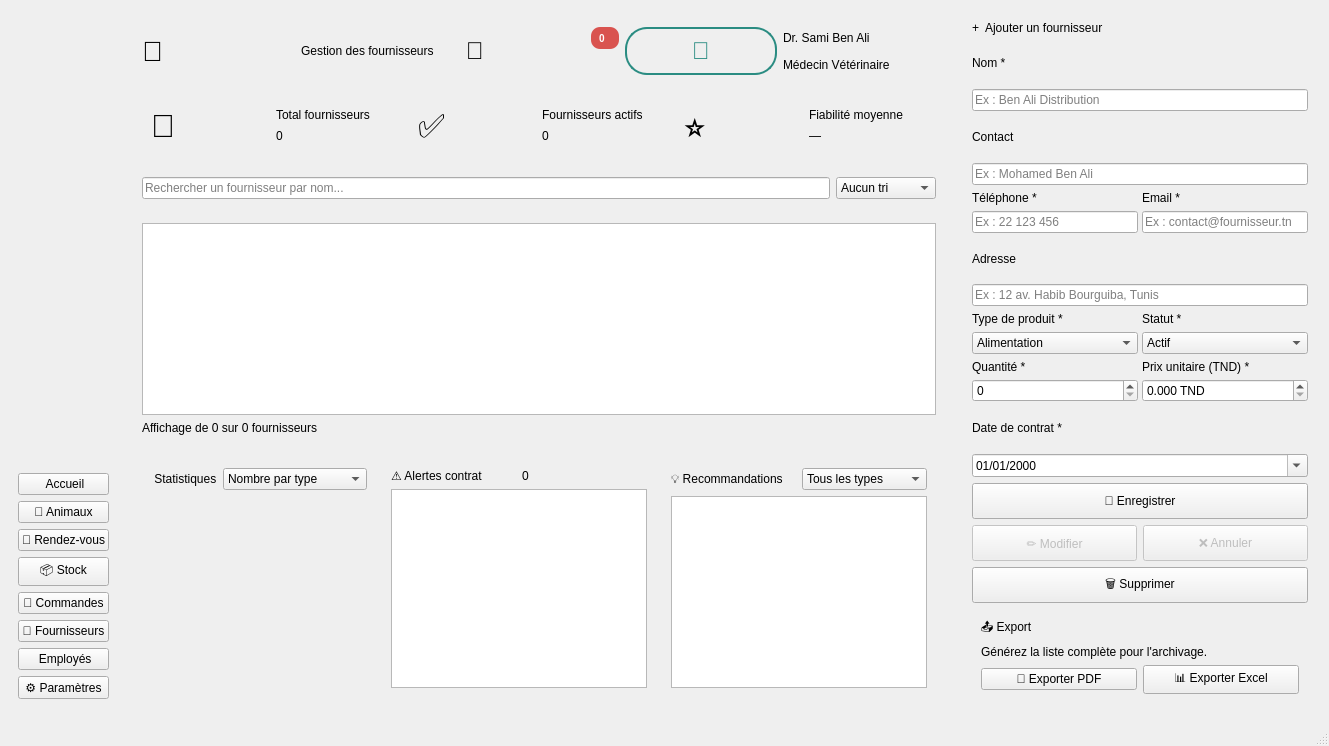
Qt form PetManager_Fournisseurs/mainwindow.ui (elyeskallel24-creator/ProjetCpp) before a commit.
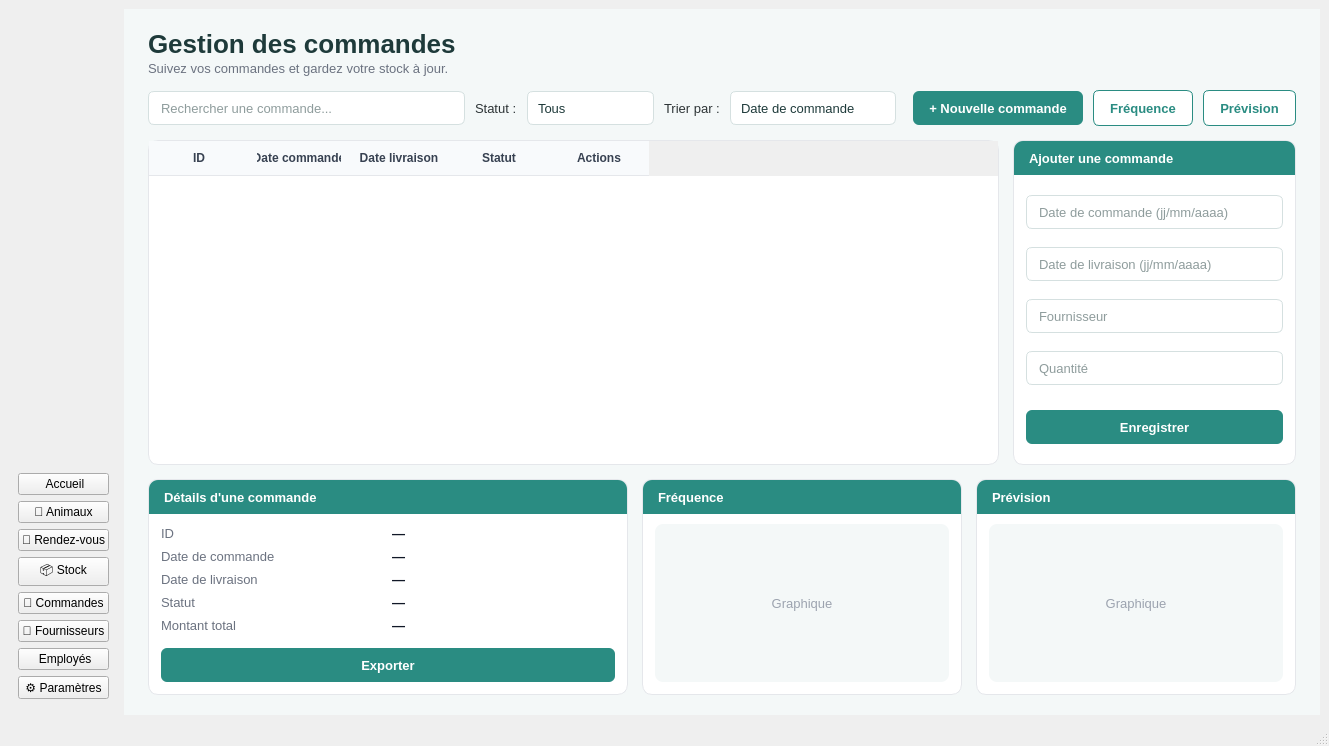
The same form after that commit. The open tabs and pages were chosen to show the change. Icons and pictures are not drawn.

Commit message: Intégration du module Commandes dans la base commune

What changed in the file:
```diff
--- a/PetManager_Fournisseurs/mainwindow.ui
+++ b/PetManager_Fournisseurs/mainwindow.ui
@@ -3805,6 +3805,698 @@
         </item>
        </layout>
       </widget>
+      <widget class="QWidget" name="pageCommandes">
+       <property name="font">
+        <font>
+         <family>Segoe UI</family>
+         <pointsize>10</pointsize>
+        </font>
+       </property>
+       <property name="styleSheet">
+        <string>#pageCommandes, #pageGestionCommandes { background-color:#F4F8F8; }
+
+QLabel { background:transparent; border:none; color:#2D3436; font-size:13px; }
+QLabel#lblTitreCommande { font-size:26px; font-weight:bold; color:#1E3A3A; }
+QLabel#lblSousTitreCommande { font-size:13px; color:#6B7280; }
+
+QLineEdit, QComboBox {
+  border:1px solid #D5E0E0; border-radius:6px; padding:0 10px;
+  background:white; color:#1E3A3A; font-size:13px; min-height:32px; }
+QLineEdit:focus, QComboBox:focus { border:1px solid #2A8C82; }
+QComboBox::drop-down { subcontrol-origin:padding; subcontrol-position:center right; width:30px; border:none; }
+QComboBox::down-arrow { image:url(:/icones/fleche_bas.png); width:12px; height:12px; }
+QComboBox QAbstractItemView {
+  background:white; color:#1E3A3A; border:1px solid #D5E0E0; outline:0; padding:4px;
+  selection-background-color:#E6F2F1; selection-color:#1E3A3A; }
+
+QPushButton#btnAjouterCommande, QPushButton#btnEnregistrerCommande, QPushButton#btnExporterCommande {
+  background-color:#2A8C82; color:white; border:none; border-radius:6px;
+  font-size:13px; font-weight:bold; padding:0 16px; min-height:34px; }
+QPushButton#btnAjouterCommande:hover, QPushButton#btnEnregistrerCommande:hover, QPushButton#btnExporterCommande:hover { background-color:#1F6F67; }
+QPushButton#btnFrequenceCommande, QPushButton#btnPrevisionCommande {
+  background-color:white; color:#2A8C82; border:1px solid #2A8C82; border-radius:6px;
+  font-size:13px; font-weight:bold; padding:0 16px; min-height:34px; }
+QPushButton#btnFrequenceCommande:hover, QPushButton#btnPrevisionCommande:hover { background-color:#E6F2F1; }
+QPushButton#btnFrequenceCommande:pressed, QPushButton#btnPrevisionCommande:pressed { background-color:#CDE9E7; }
+
+QTableWidget {
+  background-color:white; border:1px solid #E5E7EB; border-radius:10px; outline:0;
+  selection-background-color:#E6F2F1; selection-color:#1E3A3A; font-size:13px; }
+QTableWidget::item { padding-left:8px; border-bottom:1px solid #EEF2F6; }
+QTableWidget::item:selected { background-color:#E6F2F1; color:#1E3A3A; }
+QHeaderView::section {
+  background-color:#F8FAFC; color:#374151; border:none; border-bottom:1px solid #E5E7EB;
+  padding:8px; font-size:12px; font-weight:bold; }
+
+QFrame#frameAjoutCommande, QFrame#frameDetailsCommande, QFrame#frameFreqCommande, QFrame#framePrevCommande {
+  background-color:white; border:1px solid #E5E7EB; border-radius:10px; }
+QWidget#corpsAjoutCommande, QWidget#corpsDetailsCommande, QWidget#corpsFreqCommande, QWidget#corpsPrevCommande { background:transparent; }
+QLabel#lblTitreAjoutCommande, QLabel#lblTitreDetailsCommande, QLabel#lblTitreFreqCommande, QLabel#lblTitrePrevCommande {
+  background-color:#2A8C82; color:white; font-size:13px; font-weight:bold; padding-left:12px;
+  min-height:34px; max-height:34px; border-top-left-radius:9px; border-top-right-radius:9px; }
+QLabel#lblCleIdCommande, QLabel#lblCleDateCmdCommande, QLabel#lblCleDateLivCommande, QLabel#lblCleStatutCommande, QLabel#lblCleMontantCommande { color:#6B7280; }
+QLabel#lblValIdCommande, QLabel#lblValDateCmdCommande, QLabel#lblValDateLivCommande, QLabel#lblValStatutCommande, QLabel#lblValMontantCommande { color:#111827; font-weight:bold; }
+QLabel#lblGraphFreqCommande, QLabel#lblGraphPrevCommande { background-color:#F4F8F8; color:#9CA3AF; border-radius:8px; }
+</string>
+       </property>
+       <layout class="QVBoxLayout" name="layout_pageCommandes">
+        <property name="leftMargin">
+         <number>0</number>
+        </property>
+        <property name="topMargin">
+         <number>0</number>
+        </property>
+        <property name="rightMargin">
+         <number>0</number>
+        </property>
+        <property name="bottomMargin">
+         <number>0</number>
+        </property>
+        <property name="spacing">
+         <number>0</number>
+        </property>
+        <item>
+         <widget class="QStackedWidget" name="stackCommandes">
+          <property name="currentIndex">
+           <number>0</number>
+          </property>
+          <widget class="QWidget" name="pageGestionCommandes">
+           <layout class="QVBoxLayout" name="layout_gestionCommandes" stretch="0,0,1,0">
+            <property name="leftMargin">
+             <number>24</number>
+            </property>
+            <property name="topMargin">
+             <number>20</number>
+            </property>
+            <property name="rightMargin">
+             <number>24</number>
+            </property>
+            <property name="bottomMargin">
+             <number>20</number>
+            </property>
+            <property name="spacing">
+             <number>14</number>
+            </property>
+            <item>
+             <layout class="QVBoxLayout" name="layoutTitreCommande">
+              <property name="spacing">
+               <number>2</number>
+              </property>
+              <item>
+               <widget class="QLabel" name="lblTitreCommande">
+                <property name="text">
+                 <string>Gestion des commandes</string>
+                </property>
+               </widget>
+              </item>
+              <item>
+               <widget class="QLabel" name="lblSousTitreCommande">
+                <property name="text">
+                 <string>Suivez vos commandes et gardez votre stock à jour.</string>
+                </property>
+               </widget>
+              </item>
+             </layout>
+            </item>
+            <item>
+             <layout class="QHBoxLayout" name="layoutBarreCommande">
+              <property name="spacing">
+               <number>10</number>
+              </property>
+              <item>
+               <widget class="QLineEdit" name="txtRechercheCommande">
+                <property name="placeholderText">
+                 <string>Rechercher une commande...</string>
+                </property>
+                <property name="minimumSize">
+                 <size>
+                  <width>220</width>
+                  <height>0</height>
+                 </size>
+                </property>
+               </widget>
+              </item>
+              <item>
+               <widget class="QLabel" name="lblStatutCommande">
+                <property name="text">
+                 <string>Statut :</string>
+                </property>
+               </widget>
+              </item>
+              <item>
+               <widget class="QComboBox" name="comboStatutCommande">
+                <item>
+                 <property name="text">
+                  <string>Tous</string>
+                 </property>
+                </item>
+                <item>
+                 <property name="text">
+                  <string>Commandée</string>
+                 </property>
+                </item>
+                <item>
+                 <property name="text">
+                  <string>Livrée</string>
+                 </property>
+                </item>
+                <item>
+                 <property name="text">
+                  <string>En retard</string>
+                 </property>
+                </item>
+                <item>
+                 <property name="text">
+                  <string>Annulée</string>
+                 </property>
+                </item>
+               </widget>
+              </item>
+              <item>
+               <widget class="QLabel" name="lblTriCommande">
+                <property name="text">
+                 <string>Trier par :</string>
+                </property>
+               </widget>
+              </item>
+              <item>
+               <widget class="QComboBox" name="comboTriCommande">
+                <item>
+                 <property name="text">
+                  <string>Date de commande</string>
+                 </property>
+                </item>
+                <item>
+                 <property name="text">
+                  <string>Date de livraison</string>
+                 </property>
+                </item>
+                <item>
+                 <property name="text">
+                  <string>Montant</string>
+                 </property>
+                </item>
+                <item>
+                 <property name="text">
+                  <string>Numéro</string>
+                 </property>
+                </item>
+               </widget>
+              </item>
+              <item>
+               <spacer name="spacerBarreCommande">
+                <property name="orientation">
+                 <enum>Qt::Horizontal</enum>
+                </property>
+               </spacer>
+              </item>
+              <item>
+               <widget class="QPushButton" name="btnAjouterCommande">
+                <property name="text">
+                 <string>+ Nouvelle commande</string>
+                </property>
+                <property name="cursor">
+                 <cursorShape>PointingHandCursor</cursorShape>
+                </property>
+               </widget>
+              </item>
+              <item>
+               <widget class="QPushButton" name="btnFrequenceCommande">
+                <property name="text">
+                 <string>Fréquence</string>
+                </property>
+                <property name="cursor">
+                 <cursorShape>PointingHandCursor</cursorShape>
+                </property>
+               </widget>
+              </item>
+              <item>
+               <widget class="QPushButton" name="btnPrevisionCommande">
+                <property name="text">
+                 <string>Prévision</string>
+                </property>
+                <property name="cursor">
+                 <cursorShape>PointingHandCursor</cursorShape>
+                </property>
+               </widget>
+              </item>
+             </layout>
+            </item>
+            <item>
+             <layout class="QHBoxLayout" name="layoutCentreCommande" stretch="3,1">
+              <property name="spacing">
+               <number>14</number>
+              </property>
+              <item>
+               <widget class="QTableWidget" name="tblCommandes">
+                <property name="editTriggers">
+                 <enum>QAbstractItemView::NoEditTriggers</enum>
+                </property>
+                <property name="selectionMode">
+                 <enum>QAbstractItemView::SingleSelection</enum>
+                </property>
+                <property name="selectionBehavior">
+                 <enum>QAbstractItemView::SelectRows</enum>
+                </property>
+                <property name="showGrid">
+                 <bool>false</bool>
+                </property>
+                <property name="horizontalScrollBarPolicy">
+                 <enum>Qt::ScrollBarAlwaysOff</enum>
+                </property>
+                <column>
+                 <property name="text">
+                  <string>ID</string>
+                 </property>
+                </column>
+                <column>
+                 <property name="text">
+                  <string>Date commande</string>
+                 </property>
+                </column>
+                <column>
+                 <property name="text">
+                  <string>Date livraison</string>
+                 </property>
+                </column>
+                <column>
+                 <property name="text">
+                  <string>Statut</string>
+                 </property>
+                </column>
+                <column>
+                 <property name="text">
+                  <string>Actions</string>
+                 </property>
+                </column>
+               </widget>
+              </item>
+              <item>
+               <widget class="QFrame" name="frameAjoutCommande">
+                <property name="minimumSize">
+                 <size>
+                  <width>240</width>
+                  <height>0</height>
+                 </size>
+                </property>
+                <property name="maximumSize">
+                 <size>
+                  <width>300</width>
+                  <height>16777215</height>
+                 </size>
+                </property>
+                <layout class="QVBoxLayout" name="layout_frameAjoutCommande">
+                 <property name="leftMargin">
+                  <number>0</number>
+                 </property>
+                 <property name="topMargin">
+                  <number>0</number>
+                 </property>
+                 <property name="rightMargin">
+                  <number>0</number>
+                 </property>
+                 <property name="bottomMargin">
+                  <number>0</number>
+                 </property>
+                 <property name="spacing">
+                  <number>0</number>
+                 </property>
+                 <item>
+                  <widget class="QLabel" name="lblTitreAjoutCommande">
+                   <property name="text">
+                    <string>Ajouter une commande</string>
+                   </property>
+                  </widget>
+                 </item>
+                 <item>
+                  <widget class="QWidget" name="corpsAjoutCommande">
+                   <layout class="QVBoxLayout" name="layoutCorpsAjoutCommande">
+                    <property name="leftMargin">
+                     <number>12</number>
+                    </property>
+                    <property name="topMargin">
+                     <number>12</number>
+                    </property>
+                    <property name="rightMargin">
+                     <number>12</number>
+                    </property>
+                    <property name="bottomMargin">
+                     <number>12</number>
+                    </property>
+                    <property name="spacing">
+                     <number>10</number>
+                    </property>
+                    <item>
+                     <widget class="QLineEdit" name="txtDateCmdCommande">
+                      <property name="placeholderText">
+                       <string>Date de commande (jj/mm/aaaa)</string>
+                      </property>
+                     </widget>
+                    </item>
+                    <item>
+                     <widget class="QLineEdit" name="txtDateLivCommande">
+                      <property name="placeholderText">
+                       <string>Date de livraison (jj/mm/aaaa)</string>
+                      </property>
+                     </widget>
+                    </item>
+                    <item>
+                     <widget class="QLineEdit" name="txtFournisseurCommande">
+                      <property name="placeholderText">
+                       <string>Fournisseur</string>
+                      </property>
+                     </widget>
+                    </item>
+                    <item>
+                     <widget class="QLineEdit" name="txtQuantiteCommande">
+                      <property name="placeholderText">
+                       <string>Quantité</string>
+                      </property>
+                     </widget>
+                    </item>
+                    <item>
+                     <spacer name="spacerAjoutCommande">
+                      <property name="orientation">
+                       <enum>Qt::Vertical</enum>
+                      </property>
+                     </spacer>
+                    </item>
+                    <item>
+                     <widget class="QPushButton" name="btnEnregistrerCommande">
+                      <property name="text">
+                       <string>Enregistrer</string>
+                      </property>
+                      <property name="cursor">
+                       <cursorShape>PointingHandCursor</cursorShape>
+                      </property>
+                     </widget>
+                    </item>
+                   </layout>
+                  </widget>
+                 </item>
+                </layout>
+               </widget>
+              </item>
+             </layout>
+            </item>
+            <item>
+             <layout class="QHBoxLayout" name="layoutBasCommande" stretch="3,2,2">
+              <property name="spacing">
+               <number>14</number>
+              </property>
+              <item>
+               <widget class="QFrame" name="frameDetailsCommande">
+                <property name="minimumSize">
+                 <size>
+                  <width>0</width>
+                  <height>200</height>
+                 </size>
+                </property>
+                <layout class="QVBoxLayout" name="layout_frameDetailsCommande">
+                 <property name="leftMargin">
+                  <number>0</number>
+                 </property>
+                 <property name="topMargin">
+                  <number>0</number>
+                 </property>
+                 <property name="rightMargin">
+                  <number>0</number>
+                 </property>
+                 <property name="bottomMargin">
+                  <number>0</number>
+                 </property>
+                 <property name="spacing">
+                  <number>0</number>
+                 </property>
+                 <item>
+                  <widget class="QLabel" name="lblTitreDetailsCommande">
+                   <property name="text">
+                    <string>Détails d'une commande</string>
+                   </property>
+                  </widget>
+                 </item>
+                 <item>
+                  <widget class="QWidget" name="corpsDetailsCommande">
+                   <layout class="QVBoxLayout" name="layoutCorpsDetailsCommande">
+                    <property name="leftMargin">
+                     <number>12</number>
+                    </property>
+                    <property name="topMargin">
+                     <number>12</number>
+                    </property>
+                    <property name="rightMargin">
+                     <number>12</number>
+                    </property>
+                    <property name="bottomMargin">
+                     <number>12</number>
+                    </property>
+                    <property name="spacing">
+                     <number>8</number>
+                    </property>
+                    <item>
+                     <layout class="QGridLayout" name="gridDetailsCommande">
+                      <property name="spacing">
+                       <number>8</number>
+                      </property>
+                      <item row="0" column="0">
+                       <widget class="QLabel" name="lblCleIdCommande">
+                        <property name="text">
+                         <string>ID</string>
+                        </property>
+                       </widget>
+                      </item>
+                      <item row="0" column="1">
+                       <widget class="QLabel" name="lblValIdCommande">
+                        <property name="text">
+                         <string>—</string>
+                        </property>
+                       </widget>
+                      </item>
+                      <item row="1" column="0">
+                       <widget class="QLabel" name="lblCleDateCmdCommande">
+                        <property name="text">
+                         <string>Date de commande</string>
+                        </property>
+                       </widget>
+                      </item>
+                      <item row="1" column="1">
+                       <widget class="QLabel" name="lblValDateCmdCommande">
+                        <property name="text">
+                         <string>—</string>
+                        </property>
+                       </widget>
+                      </item>
+                      <item row="2" column="0">
+                       <widget class="QLabel" name="lblCleDateLivCommande">
+                        <property name="text">
+                         <string>Date de livraison</string>
+                        </property>
+                       </widget>
+                      </item>
+                      <item row="2" column="1">
+                       <widget class="QLabel" name="lblValDateLivCommande">
+                        <property name="text">
+                         <string>—</string>
+                        </property>
+                       </widget>
+                      </item>
+                      <item row="3" column="0">
+                       <widget class="QLabel" name="lblCleStatutCommande">
+                        <property name="text">
+                         <string>Statut</string>
+                        </property>
+                       </widget>
+                      </item>
+                      <item row="3" column="1">
+                       <widget class="QLabel" name="lblValStatutCommande">
+                        <property name="text">
+                         <string>—</string>
+                        </property>
+                       </widget>
+                      </item>
+                      <item row="4" column="0">
+                       <widget class="QLabel" name="lblCleMontantCommande">
+                        <property name="text">
+                         <string>Montant total</string>
+                        </property>
+                       </widget>
+                      </item>
+                      <item row="4" column="1">
+                       <widget class="QLabel" name="lblValMontantCommande">
+                        <property name="text">
+                         <string>—</string>
+                        </property>
+                       </widget>
+                      </item>
+                     </layout>
+                    </item>
+                    <item>
+                     <spacer name="spacerDetailsCommande">
+                      <property name="orientation">
+                       <enum>Qt::Vertical</enum>
+                      </property>
+                     </spacer>
+                    </item>
+                    <item>
+                     <widget class="QPushButton" name="btnExporterCommande">
+                      <property name="text">
+                       <string>Exporter</string>
+                      </property>
+                      <property name="cursor">
+                       <cursorShape>PointingHandCursor</cursorShape>
+                      </property>
+                     </widget>
+                    </item>
+                   </layout>
+                  </widget>
+                 </item>
+                </layout>
+               </widget>
+              </item>
+              <item>
+               <widget class="QFrame" name="frameFreqCommande">
+                <property name="minimumSize">
+                 <size>
+                  <width>0</width>
+                  <height>200</height>
+                 </size>
+                </property>
+                <layout class="QVBoxLayout" name="layout_frameFreqCommande">
+                 <property name="leftMargin">
+                  <number>0</number>
+                 </property>
+                 <property name="topMargin">
+                  <number>0</number>
+                 </property>
+                 <property name="rightMargin">
+                  <number>0</number>
+                 </property>
+                 <property name="bottomMargin">
+                  <number>0</number>
+                 </property>
+                 <property name="spacing">
+                  <number>0</number>
+                 </property>
+                 <item>
+                  <widget class="QLabel" name="lblTitreFreqCommande">
+                   <property name="text">
+                    <string>Fréquence</string>
+                   </property>
+                  </widget>
+                 </item>
+                 <item>
+                  <widget class="QWidget" name="corpsFreqCommande">
+                   <layout class="QVBoxLayout" name="layoutCorpsFreqCommande">
+                    <property name="leftMargin">
+                     <number>12</number>
+                    </property>
+                    <property name="topMargin">
+                     <number>10</number>
+                    </property>
+                    <property name="rightMargin">
+                     <number>12</number>
+                    </property>
+                    <property name="bottomMargin">
+                     <number>12</number>
+                    </property>
+                    <item>
+                     <widget class="QLabel" name="lblGraphFreqCommande">
+                      <property name="text">
+                       <string>Graphique</string>
+                      </property>
+                      <property name="alignment">
+                       <set>Qt::AlignCenter</set>
+                      </property>
+                      <property name="minimumSize">
+                       <size>
+                        <width>120</width>
+                        <height>90</height>
+                       </size>
+                      </property>
+                     </widget>
+                    </item>
+                   </layout>
+                  </widget>
+                 </item>
+                </layout>
+               </widget>
+              </item>
+              <item>
+               <widget class="QFrame" name="framePrevCommande">
+                <property name="minimumSize">
+                 <size>
+                  <width>0</width>
+                  <height>200</height>
+                 </size>
+                </property>
+                <layout class="QVBoxLayout" name="layout_framePrevCommande">
+                 <property name="leftMargin">
+                  <number>0</number>
+                 </property>
+                 <property name="topMargin">
+                  <number>0</number>
+                 </property>
+                 <property name="rightMargin">
+                  <number>0</number>
+                 </property>
+                 <property name="bottomMargin">
+                  <number>0</number>
+                 </property>
+                 <property name="spacing">
+                  <number>0</number>
+                 </property>
+                 <item>
+                  <widget class="QLabel" name="lblTitrePrevCommande">
+                   <property name="text">
+                    <string>Prévision</string>
+                   </property>
+                  </widget>
+                 </item>
+                 <item>
+                  <widget class="QWidget" name="corpsPrevCommande">
+                   <layout class="QVBoxLayout" name="layoutCorpsPrevCommande">
+                    <property name="leftMargin">
+                     <number>12</number>
+                    </property>
+                    <property name="topMargin">
+                     <number>10</number>
+                    </property>
+                    <property name="rightMargin">
+                     <number>12</number>
+                    </property>
+                    <property name="bottomMargin">
+                     <number>12</number>
+                    </property>
+                    <item>
+                     <widget class="QLabel" name="lblGraphPrevCommande">
+                      <property name="text">
+                       <string>Graphique</string>
+                      </property>
+                      <property name="alignment">
+                       <set>Qt::AlignCenter</set>
+                      </property>
+                      <property name="minimumSize">
+                       <size>
+                        <width>120</width>
+                        <height>90</height>
+                       </size>
+                      </property>
+                     </widget>
+                    </item>
+                   </layout>
+                  </widget>
+                 </item>
+                </layout>
+               </widget>
+              </item>
+             </layout>
+            </item>
+           </layout>
+          </widget>
+         </widget>
+        </item>
+       </layout>
+      </widget>
      </widget>
     </item>
    </layout>
```
